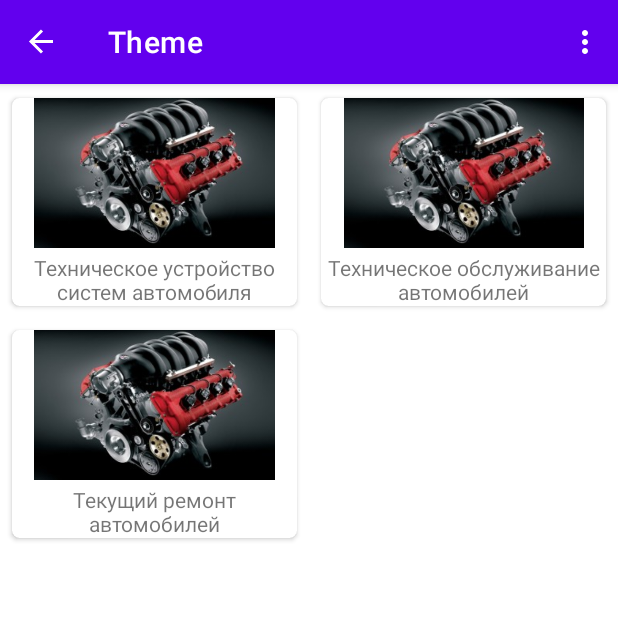
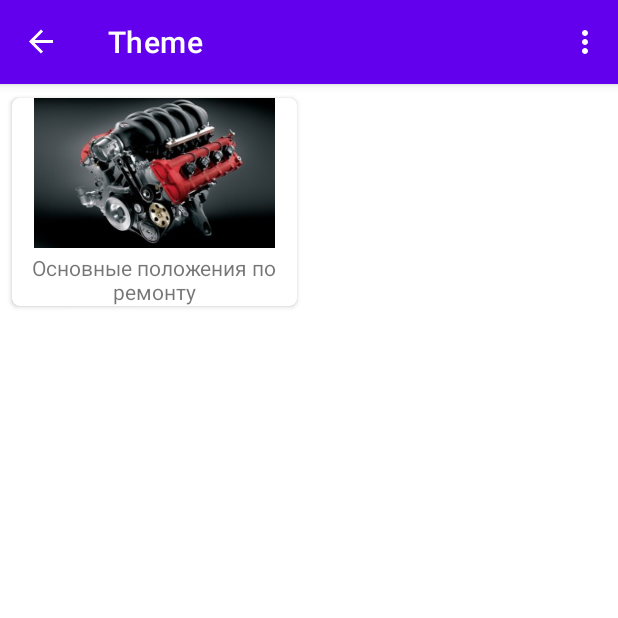
Before and after one commit to AlekseyPchelkin/Work, an Android app: the screen it shows after launch (MainActivity), after a tap on "Текущий ремонт автомобилей", on a phone screen of 412 x 824 dp, the top half of it. Run offline under Robolectric (Android 15) with nearby library versions, the phone set to English and light mode, and no system bars; our stand-ins replace navigation-ui.

Commit message:
Добавлены новые темы с базы данных, настроены новые запросы на грамотное отображение тем

```diff
--- a/app/src/main/java/alex/exsample/work/db/DbHelper.java
+++ b/app/src/main/java/alex/exsample/work/db/DbHelper.java
@@ -17,7 +17,7 @@ import java.io.OutputStream;
 
 public class DbHelper extends SQLiteOpenHelper {
     private static String DB_PATH;
-    private static String DB_NAME = "DB2.db";
+    private static String DB_NAME = "DB3.db";
     private static final int VER = 1;
     private Context myContext;
 
--- a/app/src/main/java/alex/exsample/work/db/DbQuestion.java
+++ b/app/src/main/java/alex/exsample/work/db/DbQuestion.java
@@ -23,7 +23,7 @@ public class DbQuestion {
         db = dataHelper.open();
     }
 
-    public int getCountPosition(String column) {
+    public int getCountFieldPosition(String column) {
        String question = "SELECT " + column + " from '" +  table_name + "'";
        userCursor = db.rawQuery("select * from '" + table_name + "'", null);
        userCursor = db.rawQuery(question,null);
@@ -31,21 +31,50 @@ public class DbQuestion {
        return count;
     }
 
+    public int getCountTablePosition() {
+        userCursor = db.rawQuery("select * from '" + table_name + "'", null);
+        int count = userCursor.getCount();
+        return count;
+    }
+
+    @SuppressLint("Range")
     public String getField(String field, int position){
         String question = "SELECT " + field + " from '" +  table_name + "'";
         userCursor = db.rawQuery("select * from '" + table_name + "'", null);
         userCursor = db.rawQuery(question,null);
         userCursor.moveToPosition(position);
-        @SuppressLint("Range") String item_title = userCursor.getString(userCursor.getColumnIndex(field));
+        String item_title = userCursor.getString(userCursor.getColumnIndex(field));
         return  item_title;
     }
 
-  //  public String getTopic(String title)
-  //  {
-  //      String question = "SELECT " + title + " from '" +  table_name + "'" + "WHERE id = ";
-  //      userCursor = db.rawQuery("select * from '" + table_name + "'", null);
-  //
-  //  }
+   @SuppressLint("Range")
+   public int getIdWhereTitle(String title) {
+       String question = "SELECT id_theme from '" +  table_name + "'" + " Where title = '" + title + "'";
+       userCursor = db.rawQuery("select * from '" + table_name + "'", null);
+       userCursor = db.rawQuery(question,null);
+       userCursor.moveToPosition(0);
+       String id = userCursor.getString(userCursor.getColumnIndex("id_theme"));
+       return Integer.parseInt(id);
+   }
+
+    @SuppressLint("Range")
+    public String getIdField(String field, int id, int position) {
+        String question = "SELECT " + field + " from '" + table_name + "'" + " Where id = " + id;
+        userCursor = db.rawQuery("select * from '" + table_name + "'", null);
+        userCursor = db.rawQuery(question,null);
+        userCursor.moveToPosition(position);
+        String item_title = userCursor.getString(userCursor.getColumnIndex(field));
+        return item_title;
+    }
+
+    public int getCountFieldID(String field, int id) {
+        String question = "SELECT " + field + " from '" + table_name + "'" + " Where id = " + id;
+        userCursor = db.rawQuery("select * from '" + table_name + "'", null);
+        userCursor = db.rawQuery(question,null);
+        int count = userCursor.getCount();
+        return count;
+    }
+
 
 
 }
--- a/app/src/main/java/alex/exsample/work/ui/lectures/ThemeAdapter.java
+++ b/app/src/main/java/alex/exsample/work/ui/lectures/ThemeAdapter.java
@@ -15,6 +15,7 @@ import androidx.navigation.Navigation;
 import androidx.recyclerview.widget.RecyclerView;
 
 import java.util.ArrayList;
+import java.util.List;
 import java.util.Objects;
 
 import alex.exsample.work.R;
@@ -24,8 +25,8 @@ public class ThemeAdapter extends RecyclerView.Adapter<ThemeAdapter.ThemeHolder>
     ArrayList<Theme> themeList = new ArrayList<Theme>();
     String theme_title;
     Bundle bundle = new Bundle();
-    String []title_name = new String[] {"Техническое устройство систем автомобиля"};
-
+    String []title_name = new String[] {"Техническое устройство систем автомобиля", "Техническое обслуживание автомобилей", "Текущий ремонт автомобилей"};
+    // сделать динамическим запросом в базу данных
     public class ThemeHolder extends RecyclerView.ViewHolder {
         private ThemeItemBinding binding;
         public ThemeHolder(@NonNull View itemView) {
@@ -36,19 +37,19 @@ public class ThemeAdapter extends RecyclerView.Adapter<ThemeAdapter.ThemeHolder>
         void bind(Theme theme){
             binding.iv2.setImageResource(theme.imageId);
             binding.tvTitle.setText(theme.title);
+
             itemView.setOnClickListener(new View.OnClickListener() {
                 @Override
                 public void onClick(View view) {
                     theme_title = String.valueOf(theme.title);
                     for (int i = 0; i < title_name.length; ++i) {
                         if(Objects.equals(theme_title, title_name[i])){
-                            Log.d("MyLog1", "лох");
                             NavController navController = Navigation.findNavController(view);
                             bundle.putString("title",theme_title);
                             navController.navigate(R.id.nav_MainTheme, bundle);
                         }
                     }
-                    Log.d("MyLog1", String.valueOf(theme.title));
+                 //   Log.d("MyLog1", String.valueOf(theme.title));
                 }
             });
         }
--- a/app/src/main/java/alex/exsample/work/ui/lectures/ThemeFragment.java
+++ b/app/src/main/java/alex/exsample/work/ui/lectures/ThemeFragment.java
@@ -34,7 +34,7 @@ public class ThemeFragment extends Fragment {
         Theme theme;
         String item_title;
         DbQuestion question = new DbQuestion("Themes", getContext());
-        for (int i = 0; i < question.getCountPosition("title"); ++i ) {
+        for (int i = 0; i < question.getCountFieldPosition("title"); ++i ) {
             item_title = question.getField("title",i);
             theme = new Theme(picture_mass[0],item_title);
             adapter.addTheme(theme);
--- a/app/src/main/java/alex/exsample/work/ui/lectures/ThemeFragmentMain.java
+++ b/app/src/main/java/alex/exsample/work/ui/lectures/ThemeFragmentMain.java
@@ -24,27 +24,28 @@ import alex.exsample.work.db.DbQuestion;
 public class ThemeFragmentMain extends Fragment {
     private FragmentThemeBinding binding;
     private ThemeAdapter adapter = new ThemeAdapter();
+    DbQuestion question;
     int [] picture_mass = new int[]{R.drawable.engine};
 
 
     public View onCreateView(@NonNull LayoutInflater inflater, ViewGroup container, Bundle savedInstanceState) {
         binding = FragmentThemeBinding.inflate(inflater, container, false);
         View root = binding.getRoot();
-        String s = getArguments().getString("title");
-        Log.d("MyLog22", s);
-        init();
+        String titleTheme = getArguments().getString("title");
+        question = new DbQuestion("Themes", getContext());
+        int id = question.getIdWhereTitle(titleTheme);
+        init(id);
         return root;
     }
 
-    void init() {
+    void init(int id) {
         binding.rcView.setLayoutManager(new GridLayoutManager(this.getContext(), 2)); // количество тем в строке
         binding.rcView.setAdapter(adapter);
         Theme theme;
         String item_title;
-
-        DbQuestion question = new DbQuestion("Topic", getContext());
-        for (int i = 0; i < question.getCountPosition("title"); ++i) {
-           item_title = question.getField("title",i);
+        question = new DbQuestion("Topic", getContext());
+        for (int i = 0; i < question.getCountFieldID("title",id); ++i) {
+           item_title = question.getIdField("title", id, i);
            theme = new Theme(picture_mass[0],item_title);
            adapter.addTheme(theme);
         }
--- /dev/null
+++ b/app/src/main/res/layout/fragment_prf_reader.xml
@@ -0,0 +1,6 @@
+<?xml version="1.0" encoding="utf-8"?>
+<androidx.constraintlayout.widget.ConstraintLayout xmlns:android="http://schemas.android.com/apk/res/android"
+    android:layout_width="match_parent"
+    android:layout_height="match_parent">
+
+</androidx.constraintlayout.widget.ConstraintLayout>
```
Also changed, not shown: app/src/main/assets/DB2.db (deleted), app/src/main/assets/DB3.db (added).
